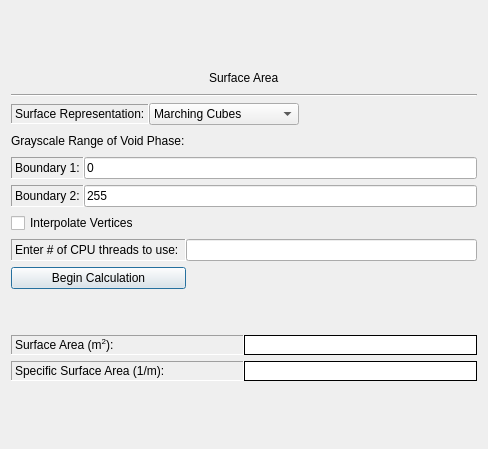
Qt form gui/src/MaterialProperties/surface_area.ui (nasa/puma) before a commit.
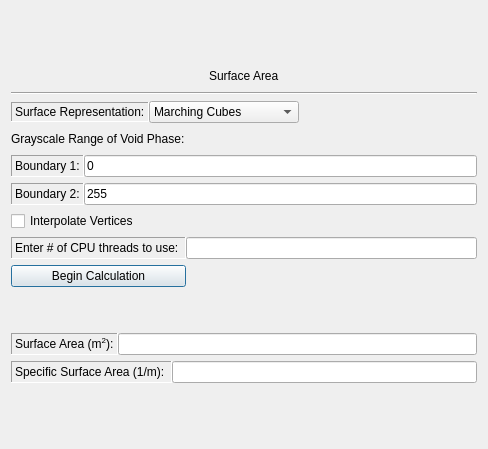
The same form after that commit.

Commit message: Changed QLabels to QLineEdits to fix text color issues

Diff of the .ui file:
```diff
--- a/gui/src/MaterialProperties/surface_area.ui
+++ b/gui/src/MaterialProperties/surface_area.ui
@@ -339,29 +339,7 @@
         </widget>
        </item>
        <item>
-        <widget class="QLabel" name="surfaceAreaValue">
-         <property name="minimumSize">
-          <size>
-           <width>100</width>
-           <height>0</height>
-          </size>
-         </property>
-         <property name="maximumSize">
-          <size>
-           <width>32657</width>
-           <height>20</height>
-          </size>
-         </property>
-         <property name="styleSheet">
-          <string notr="true">background-color: rgb(255, 255, 255);</string>
-         </property>
-         <property name="frameShape">
-          <enum>QFrame::Box</enum>
-         </property>
-         <property name="text">
-          <string/>
-         </property>
-        </widget>
+        <widget class="QLineEdit" name="surfaceAreaValue"/>
        </item>
       </layout>
      </item>
@@ -384,29 +362,7 @@
         </widget>
        </item>
        <item>
-        <widget class="QLabel" name="specificSurfaceAreaValue">
-         <property name="minimumSize">
-          <size>
-           <width>100</width>
-           <height>0</height>
-          </size>
-         </property>
-         <property name="maximumSize">
-          <size>
-           <width>32657</width>
-           <height>20</height>
-          </size>
-         </property>
-         <property name="styleSheet">
-          <string notr="true">background-color: rgb(255, 255, 255);</string>
-         </property>
-         <property name="frameShape">
-          <enum>QFrame::Box</enum>
-         </property>
-         <property name="text">
-          <string/>
-         </property>
-        </widget>
+        <widget class="QLineEdit" name="specificSurfaceAreaValue"/>
        </item>
       </layout>
      </item>
```
The commit also changes 4 other files.
